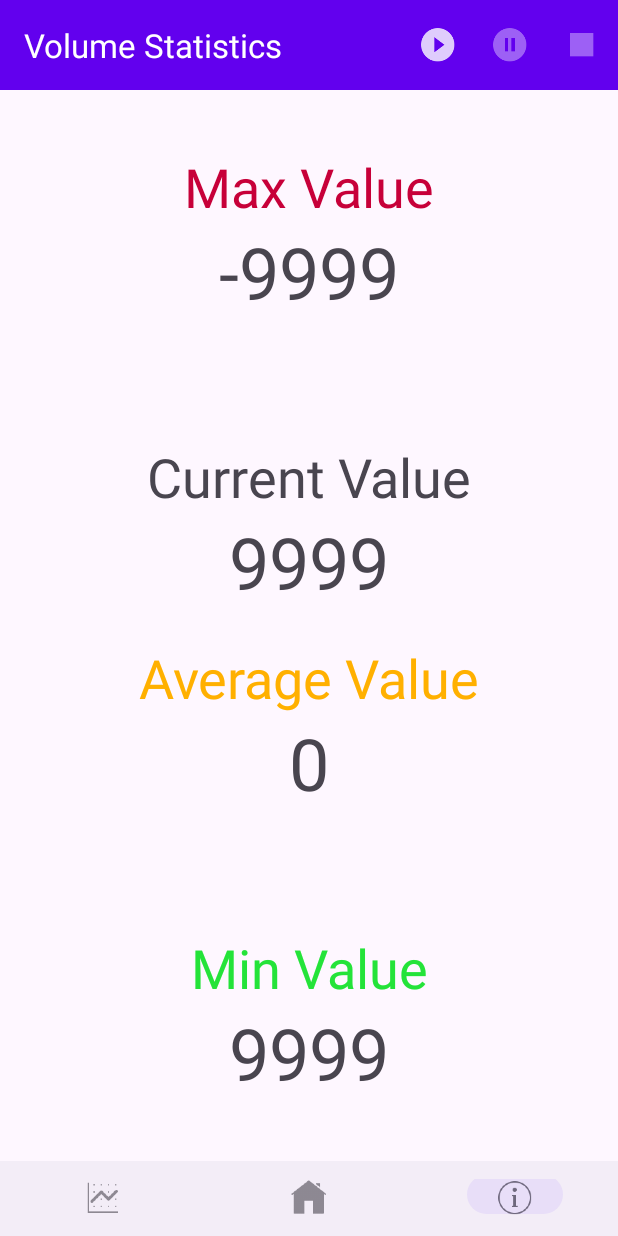
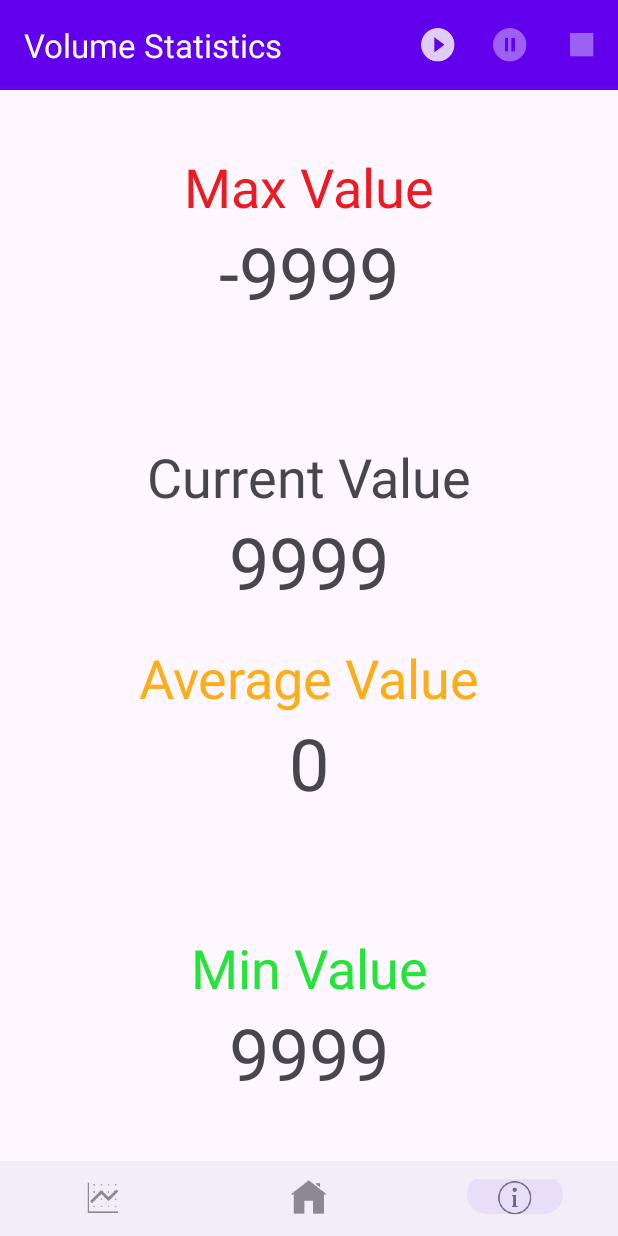
Before and after one commit to Krisl86/VAMZ-SoundMeter, an Android app: the MainFragment screen opened directly, with no data from a screen before it, item 3 of the bottom bar chosen, on a phone screen of 412 x 824 dp. Run offline under Robolectric (Android 15) with nearby library versions, the phone set to English and light mode, and no system bars; our stand-ins replace data binding; libraries missing offline, so code that uses them is left out: com.ekn.gruzer; 45 statements that could not run were skipped.

Commit message:
design changes

```diff
--- a/app/src/main/java/com/example/soundmeter/chartstyles/HistoryLineChartStyle.kt
+++ b/app/src/main/java/com/example/soundmeter/chartstyles/HistoryLineChartStyle.kt
@@ -16,7 +16,7 @@ class HistoryLineChartStyle(val context: Context) {
 
             axisLeft.apply {
                 axisMinimum = 20f
-                axisMaximum = 100f
+                axisMaximum = 120f
                 spaceTop = 10f
             }
 
--- a/app/src/main/java/com/example/soundmeter/fragments/MainFragment.kt
+++ b/app/src/main/java/com/example/soundmeter/fragments/MainFragment.kt
@@ -46,7 +46,7 @@ class MainFragment : Fragment() {
         gauge.setFormatter{ it.toInt().toString() }
         gauge.valueColor = Color.BLACK
         gauge.minValue = 0.0
-        gauge.maxValue = 100.0
+        gauge.maxValue = 120.0
 
         val r1 = Range()
         r1.color = Color.parseColor("#0cad4d")
--- a/app/src/main/res/layout-land/activity_main.xml
+++ b/app/src/main/res/layout-land/activity_main.xml
@@ -9,13 +9,15 @@
 <!--    <androidx.appcompat.widget.Toolbar-->
 <!--        android:id="@+id/appToolbar"-->
 <!--        android:layout_width="match_parent"-->
-<!--        android:layout_height="60dp"-->
+<!--        android:layout_height="40dp"-->
 <!--        app:layout_constraintStart_toEndOf="parent"-->
 <!--        app:layout_constraintEnd_toEndOf="parent"-->
 <!--        app:layout_constraintTop_toTopOf="parent"-->
 <!--        android:elevation="4dp"-->
 <!--        android:background="@color/design_default_color_primary"-->
-<!--        android:theme="@style/ThemeOverlay.AppCompat.ActionBar"/>-->
+<!--        android:theme="@style/ThemeOverlay.AppCompat.ActionBar"-->
+<!--        app:titleTextColor="@color/white"-->
+<!--        app:menu="@menu/action_bar_menu"/>-->
 
     <androidx.fragment.app.FragmentContainerView
         android:id="@+id/fragmentContainerView"
@@ -29,7 +31,7 @@
     <com.google.android.material.bottomnavigation.BottomNavigationView
         android:id="@+id/bottomNavigationView"
         android:layout_width="match_parent"
-        android:layout_height="50dp"
+        android:layout_height="45dp"
         app:layout_constraintStart_toStartOf="parent"
         app:layout_constraintEnd_toEndOf="parent"
         app:layout_constraintTop_toBottomOf="@id/fragmentContainerView"
--- a/app/src/main/res/values/colors.xml
+++ b/app/src/main/res/values/colors.xml
@@ -1,7 +1,7 @@
 <?xml version="1.0" encoding="utf-8"?>
 <resources>
     <color name="white">#FFFFFFFF</color>
-    <color name="red">#C70039</color>
     <color name="green">#24e339</color>
-    <color name="orange">#ffb000</color>
+    <color name="orange">#fdad18</color>
+    <color name="red">#ec1a23</color>
 </resources>
```
Also changed, not shown: app/src/main/res/layout/fragment_history.xml (+16 -9 lines).
